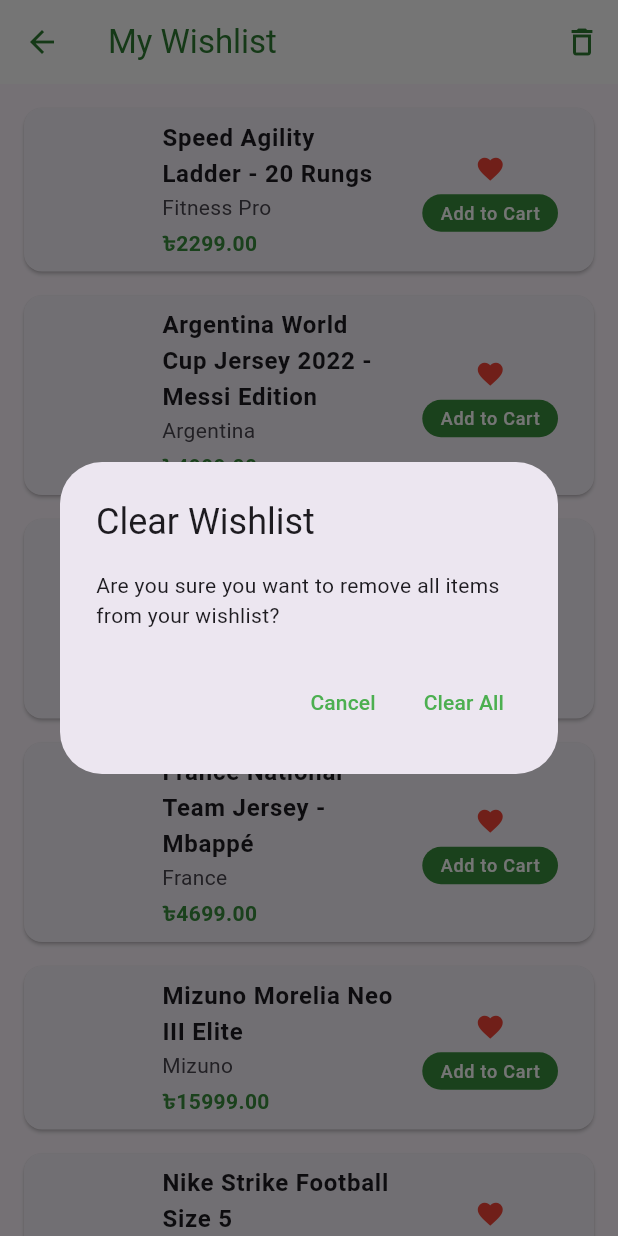
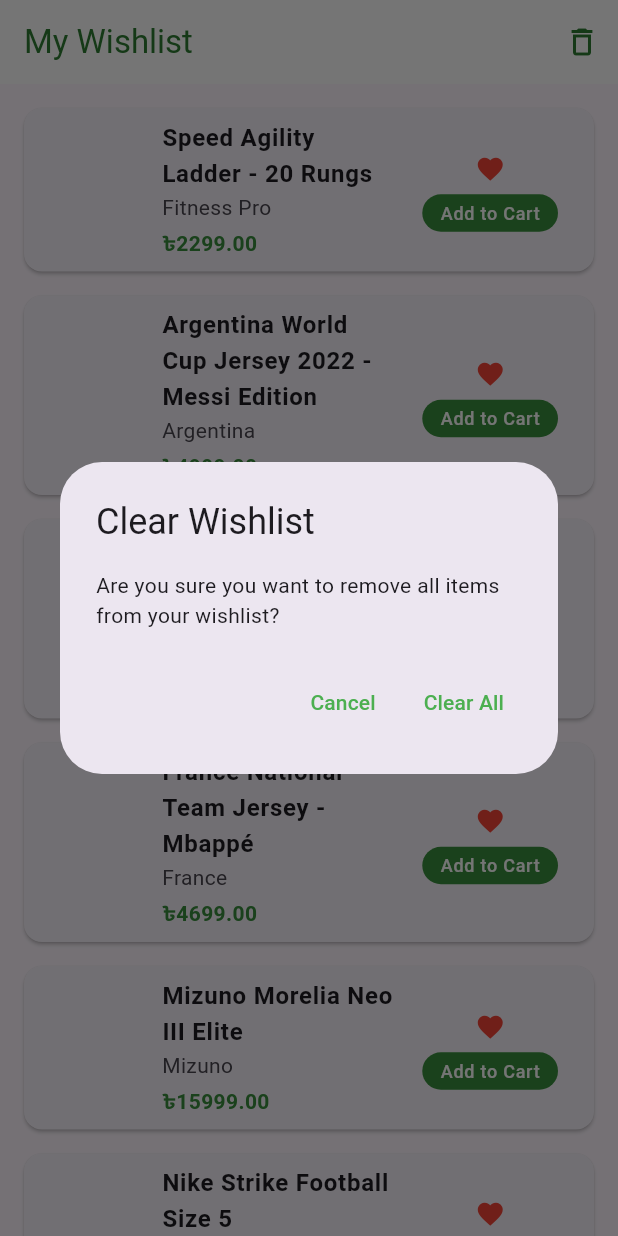
Before and after one commit to tamim131415/turf_app, a Flutter app: the WishlistScreen screen opened by its route, after a tap on the "favorite" icon, after a tap on the "delete outline" icon, on a phone screen of 412 x 824 dp. Run offline on Flutter 3.47's test engine with Material 3 defaults, Android fonts, the phone set to English and light mode, and no system bars; our stand-ins replace cloud_firestore, dio, firebase_core, firebase_storage, get, image_picker and 1 more; accounts and stored records are empty; network calls fail.

Commit message:
Remove back button from Wishlist

```diff
--- a/lib/screens/wishlist/wishlist_screen.dart
+++ b/lib/screens/wishlist/wishlist_screen.dart
@@ -16,10 +16,7 @@
         backgroundColor: Colors.white,
         foregroundColor: Colors.green[800],
         elevation: 0,
-        leading: IconButton(
-          icon: Icon(Icons.arrow_back),
-          onPressed: () => Get.back(),
-        ),
+        automaticallyImplyLeading: false,
         actions: [
           IconButton(
             icon: Icon(Icons.delete_outline),
```
